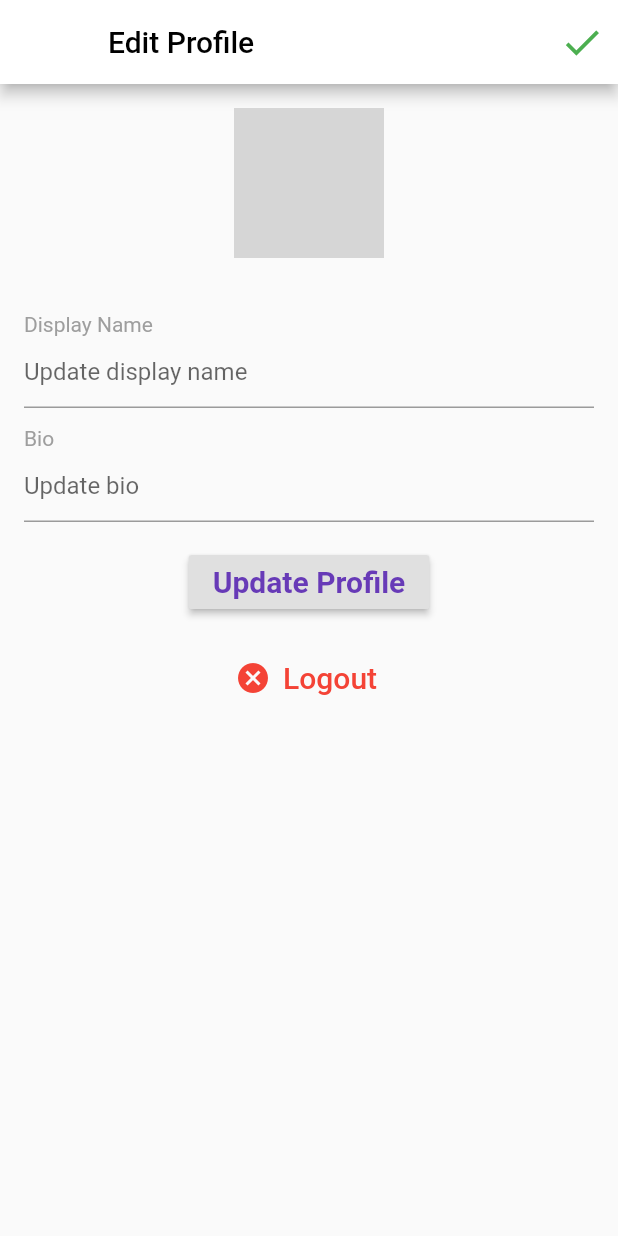
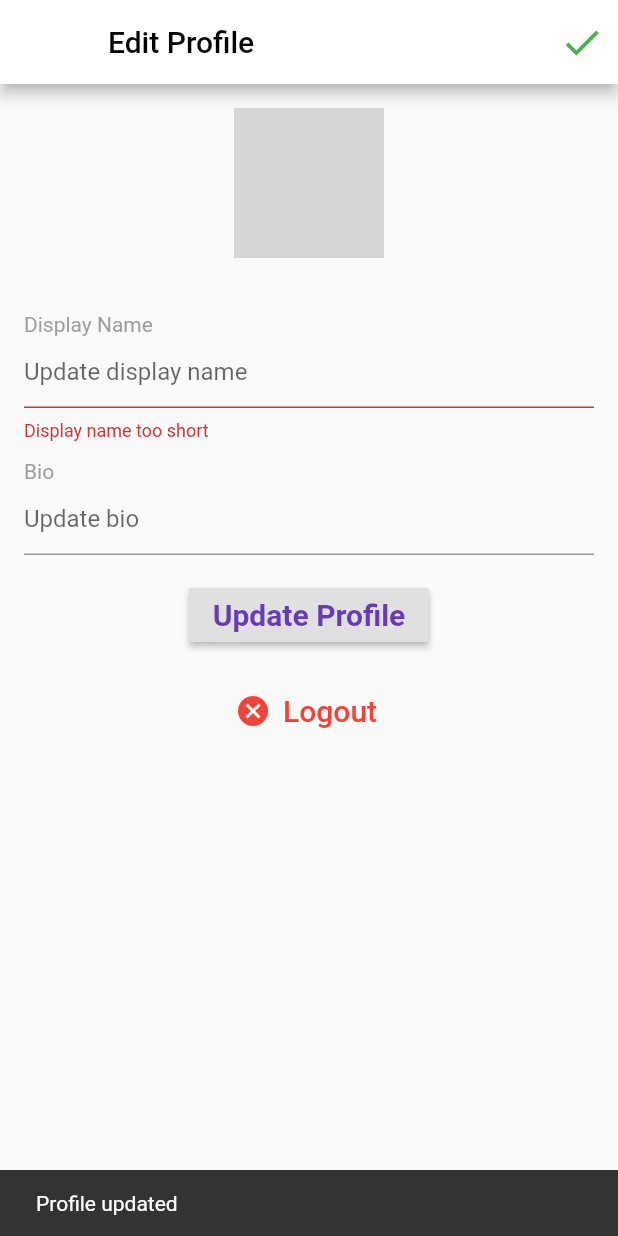
Before and after one commit to Amorem/FlutterSocial, a Flutter app: the EditProfile screen opened directly, after a tap on "Update Profile", on a phone screen of 412 x 824 dp. Run offline on Flutter 3.47's test engine with Material 2 defaults, Android fonts, the phone set to English and light mode, and no system bars; our stand-ins replace cached_network_image, cloud_firestore, firebase_storage, flutter_svg, geolocator, google_sign_in and 1 more; accounts and stored records are empty; network calls fail; grey boxes are pictures that could not be loaded.

Commit message:
Now can update bio + displayName

```diff
--- a/lib/pages/edit_profile.dart
+++ b/lib/pages/edit_profile.dart
@@ -15,10 +15,13 @@ class EditProfile extends StatefulWidget {
 }
 
 class _EditProfileState extends State<EditProfile> {
+  final _scaffoldKey = GlobalKey<ScaffoldState>();
   TextEditingController displayNameController = TextEditingController();
   TextEditingController bioController = TextEditingController();
   bool isLoading = false;
   User user;
+  bool _bioValid = true;
+  bool _displayNameValid = true;
 
   @override
   void initState() {
@@ -52,7 +55,9 @@ class _EditProfileState extends State<EditProfile> {
         ),
         TextField(
           controller: displayNameController,
-          decoration: InputDecoration(hintText: 'Update display name'),
+          decoration: InputDecoration(
+              hintText: 'Update display name',
+              errorText: _displayNameValid ? null : 'Display name too short'),
         )
       ],
     );
@@ -71,15 +76,47 @@ class _EditProfileState extends State<EditProfile> {
         ),
         TextField(
           controller: bioController,
-          decoration: InputDecoration(hintText: 'Update bio'),
+          decoration: InputDecoration(
+              hintText: 'Update bio',
+              errorText: _bioValid ? null : 'Bio too long'),
         )
       ],
     );
   }
 
+  updateProfileData() {
+    setState(() {
+      displayNameController.text.trim().length < 3 ||
+              displayNameController.text.isEmpty
+          ? _displayNameValid = false
+          : _displayNameValid = true;
+
+      bioController.text.trim().length > 100
+          ? _bioValid = false
+          : _bioValid = true;
+
+      if (_displayNameValid && _bioValid) {
+        usersRef.document(widget.currentUserId).updateData({
+          'displayName': displayNameController.text,
+          'bio': bioController.text
+        });
+      }
+    });
+    SnackBar snackbar = SnackBar(
+      content: Text('Profile updated'),
+    );
+    _scaffoldKey.currentState.showSnackBar(snackbar);
+  }
+
+  logout() async {
+    await googleSignIn.signOut();
+    Navigator.push(context, MaterialPageRoute(builder: (context) => Home()));
+  }
+
   @override
   Widget build(BuildContext context) {
     return Scaffold(
+      key: _scaffoldKey,
       appBar: AppBar(
         backgroundColor: Colors.white,
         title: Text(
@@ -122,7 +159,7 @@ class _EditProfileState extends State<EditProfile> {
                         ),
                       ),
                       RaisedButton(
-                        onPressed: () {},
+                        onPressed: updateProfileData,
                         child: Text(
                           'Update Profile',
                           style: TextStyle(
@@ -134,7 +171,7 @@ class _EditProfileState extends State<EditProfile> {
                       Padding(
                         padding: EdgeInsets.all(16.0),
                         child: FlatButton.icon(
-                          onPressed: () {},
+                          onPressed: logout,
                           icon: Icon(
                             Icons.cancel,
                             color: Colors.red,
```
